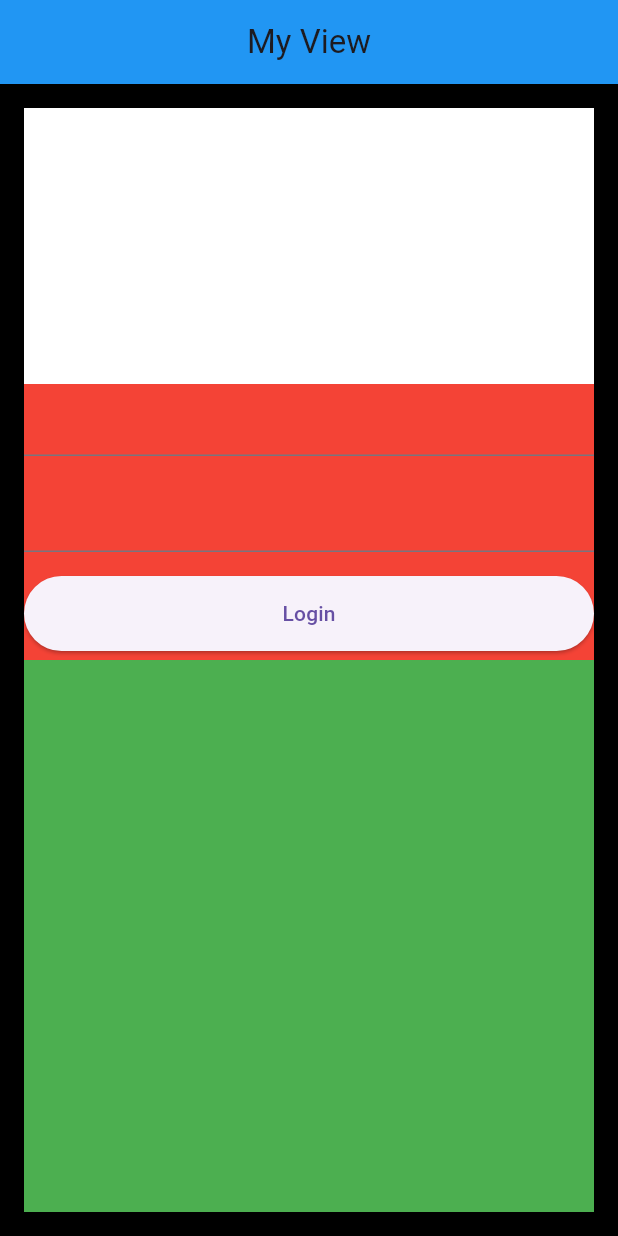
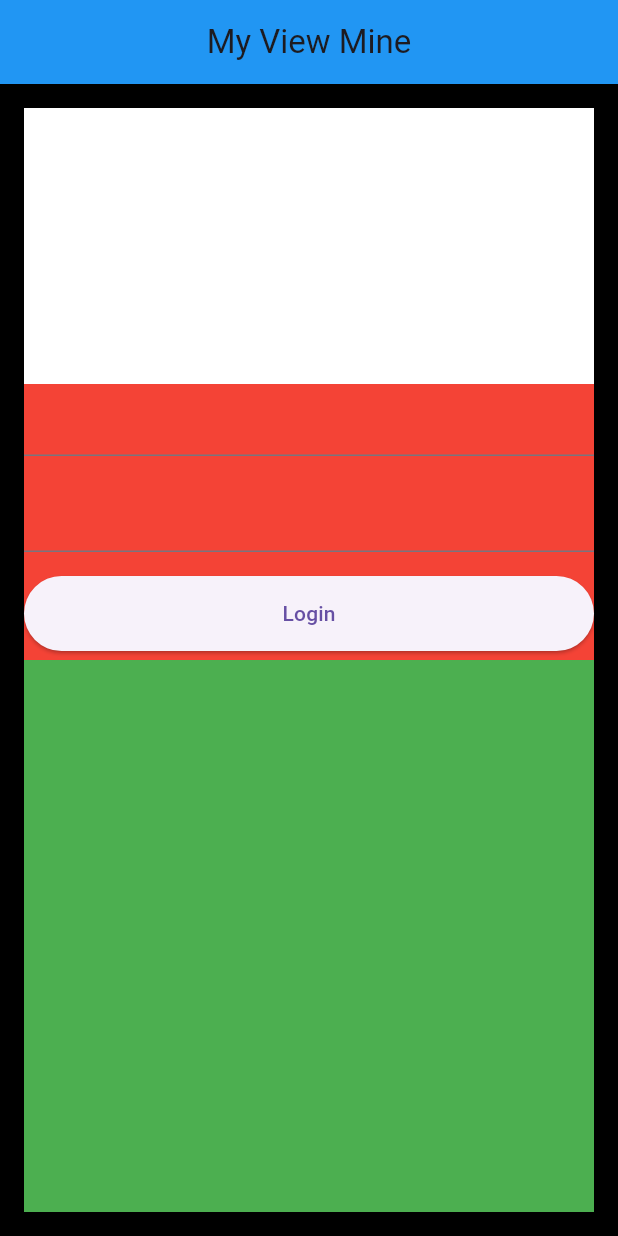
Before and after one commit to Wenomancer/SistersLab-Week-2.1, a Flutter app: the screen it shows after launch, on a phone screen of 412 x 824 dp. Run offline on Flutter 3.47's test engine with Material 3 defaults, Android fonts, the phone set to English and light mode, and no system bars.

Commit message:
First commit

```diff
--- a/lib/main.dart
+++ b/lib/main.dart
@@ -23,7 +23,7 @@ class _MyViewState extends State<MyView> {
       home: Scaffold(
         appBar: AppBar(
           backgroundColor: Colors.blue,
-          title: const Center(child: Text('My View')),
+          title: const Center(child: Text('My View Mine')),
         ),
         body: HomeView(),
       ),
```
Also changed, not shown: pubspec.lock.
